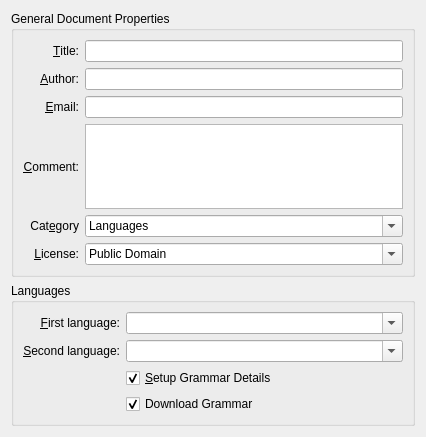
First picture: the form in src/settings/documentproperties.ui, repository KDE/parley, before the edit.
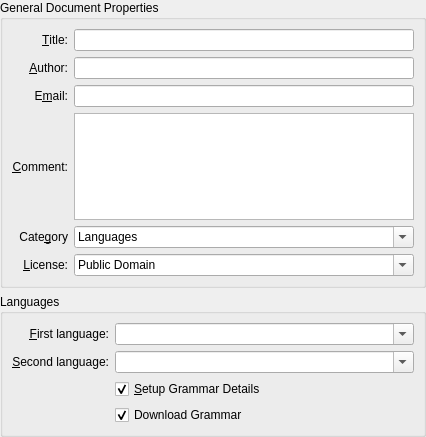
Second picture: the form after the edit. Custom widgets are drawn as their Qt base class.

Commit message: Remove duplicate code

```diff
--- a/src/settings/documentproperties.ui
+++ b/src/settings/documentproperties.ui
@@ -18,7 +18,19 @@
   <property name="windowTitle" >
    <string>-</string>
   </property>
-  <layout class="QVBoxLayout" name="verticalLayout" >
+  <layout class="QVBoxLayout" name="verticalLayout">
+   <property name="leftMargin">
+    <number>0</number>
+   </property>
+   <property name="topMargin">
+    <number>0</number>
+   </property>
+   <property name="rightMargin">
+    <number>0</number>
+   </property>
+   <property name="bottomMargin">
+    <number>0</number>
+   </property>
    <item>
     <widget class="QGroupBox" name="tiltle_group" >
      <property name="title" >
@@ -83,10 +95,10 @@
         </property>
        </widget>
       </item>
-      <item row="2" column="0" >
-       <widget class="QLabel" name="label_author_2" >
-        <property name="text" >
-         <string>&amp;Email:</string>
+      <item row="2" column="0">
+       <widget class="QLabel" name="label_author_2">
+        <property name="text">
+         <string>E&amp;mail:</string>
         </property>
         <property name="alignment" >
          <set>Qt::AlignRight|Qt::AlignTrailing|Qt::AlignVCenter</set>
@@ -141,10 +153,10 @@
         </property>
        </widget>
       </item>
-      <item row="4" column="0" >
-       <widget class="QLabel" name="label" >
-        <property name="text" >
-         <string>Cat&amp;egory</string>
+      <item row="4" column="0">
+       <widget class="QLabel" name="label">
+        <property name="text">
+         <string>Cate&amp;gory</string>
         </property>
         <property name="alignment" >
          <set>Qt::AlignRight|Qt::AlignTrailing|Qt::AlignVCenter</set>
```
Left out of the diff: 211 changed lines with no effect on the pictures.
